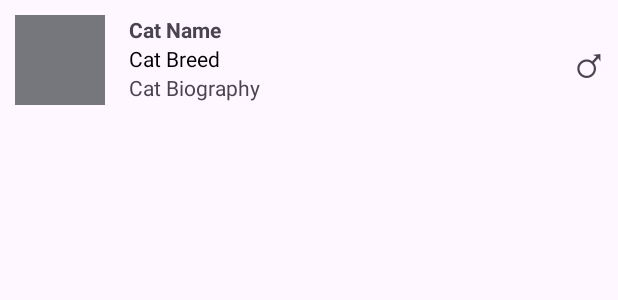
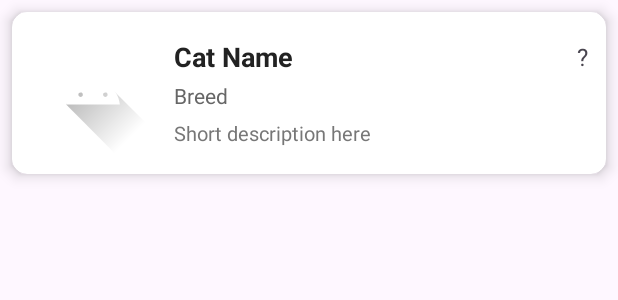
Before and after one commit to ChandlerUMN/LAB_WEEK_06, an Android app: the layout item_list.xml on its own in the app's theme, with its tools: preview values and no code run, on a phone screen of 412 x 824 dp. Shown: the top 300 px of the screen. Run offline under Robolectric (Android 15) with nearby library versions, the phone set to English and light mode, and no system bars.

```diff
--- a/app/build.gradle.kts
+++ b/app/build.gradle.kts
@@ -43,6 +43,7 @@ dependencies {
     implementation(libs.androidx.activity)
     implementation(libs.androidx.constraintlayout)
     implementation("com.github.bumptech.glide:glide:5.0.5")
+    implementation("androidx.cardview:cardview:1.0.0")
     testImplementation(libs.junit)
     androidTestImplementation(libs.androidx.junit)
     androidTestImplementation(libs.androidx.espresso.core)
--- a/app/src/main/res/layout/item_list.xml
+++ b/app/src/main/res/layout/item_list.xml
@@ -1,49 +1,84 @@
 <?xml version="1.0" encoding="utf-8"?>
-<androidx.constraintlayout.widget.ConstraintLayout
-    xmlns:android="http://schemas.android.com/apk/res/android"
+<androidx.cardview.widget.CardView xmlns:android="http://schemas.android.com/apk/res/android"
     xmlns:app="http://schemas.android.com/apk/res-auto"
-    xmlns:tools="http://schemas.android.com/tools"
+    android:id="@+id/cat_card"
     android:layout_width="match_parent"
     android:layout_height="wrap_content"
-    android:padding="10dp">
+    android:layout_margin="8dp"
+    app:cardCornerRadius="10dp"
+    app:cardElevation="6dp"
+    android:foreground="?android:attr/selectableItemBackground"
+    android:clickable="true"
+    android:focusable="true">
+
+    <LinearLayout
+        android:layout_width="match_parent"
+        android:layout_height="wrap_content"
+        android:padding="12dp"
+        android:orientation="horizontal"
+        android:gravity="center_vertical">
+
+        <!-- ImageView matched to your CatViewHolder's catPhotoView -->
         <ImageView
             android:id="@+id/cat_photo"
-        android:layout_width="60dp"
-        android:layout_height="60dp"
-        app:layout_constraintStart_toStartOf="parent"
-        app:layout_constraintTop_toTopOf="parent"
-        tools:background="@color/material_dynamic_neutral50" />
+            android:layout_width="84dp"
+            android:layout_height="84dp"
+            android:scaleType="centerCrop"
+            android:contentDescription="Cat photo"
+            android:src="@drawable/ic_launcher_foreground" />
+
+        <LinearLayout
+            android:layout_width="0dp"
+            android:layout_height="wrap_content"
+            android:layout_weight="1"
+            android:orientation="vertical"
+            android:layout_marginStart="12dp">
+
+            <!-- Name + gender symbol -->
+            <LinearLayout
+                android:layout_width="match_parent"
+                android:layout_height="wrap_content"
+                android:orientation="horizontal"
+                android:gravity="center_vertical">
+
                 <TextView
                     android:id="@+id/cat_name"
+                    android:layout_width="0dp"
+                    android:layout_height="wrap_content"
+                    android:layout_weight="1"
+                    android:text="Cat Name"
+                    android:textSize="18sp"
+                    android:textStyle="bold"
+                    android:textColor="#222" />
+
+                <TextView
+                    android:id="@+id/cat_gender"
                     android:layout_width="wrap_content"
                     android:layout_height="wrap_content"
-        android:layout_marginStart="16dp"
-        android:textStyle="bold"
-        app:layout_constraintStart_toEndOf="@+id/cat_photo"
-        app:layout_constraintTop_toTopOf="parent"
-        tools:text="Cat Name" />
+                    android:text="?"
+                    android:textSize="16sp"
+                    android:layout_marginStart="8dp" />
+            </LinearLayout>
+
             <TextView
                 android:id="@+id/cat_breed"
                 android:layout_width="wrap_content"
                 android:layout_height="wrap_content"
-        android:textColor="@color/black"
-        app:layout_constraintStart_toStartOf="@+id/cat_name"
-        app:layout_constraintTop_toBottomOf="@+id/cat_name"
-        tools:text="Cat Breed" />
+                android:text="Breed"
+                android:textSize="14sp"
+                android:textColor="#666"
+                android:layout_marginTop="4dp" />
+
             <TextView
                 android:id="@+id/cat_biography"
-        android:layout_width="wrap_content"
+                android:layout_width="match_parent"
                 android:layout_height="wrap_content"
-        app:layout_constraintStart_toStartOf="@+id/cat_breed"
-        app:layout_constraintTop_toBottomOf="@+id/cat_breed"
-        tools:text="Cat Biography" />
-    <TextView
-        android:id="@+id/cat_gender"
-        android:layout_width="wrap_content"
-        android:layout_height="wrap_content"
-        android:textSize="30sp"
-        app:layout_constraintBottom_toBottomOf="parent"
-        app:layout_constraintEnd_toEndOf="parent"
-        app:layout_constraintTop_toTopOf="parent"
-        tools:text="&#9794;" />
-</androidx.constraintlayout.widget.ConstraintLayout>
+                android:text="Short description here"
+                android:textSize="13sp"
+                android:textColor="#777"
+                android:layout_marginTop="6dp"
+                android:maxLines="2"
+                android:ellipsize="end" />
+        </LinearLayout>
+    </LinearLayout>
+</androidx.cardview.widget.CardView>
```
Also changed, not shown: app/src/main/java/com/example/lab_week_06/MainActivity.kt (+50 -0 lines), app/src/main/java/com/example/lab_week_06/model/CatBreed.kt (+10 -1 lines), app/src/main/java/com/example/lab_week_06/model/CatViewHolder.kt (+8 -0 lines). Lines whose indentation alone changed are shown as unchanged.
